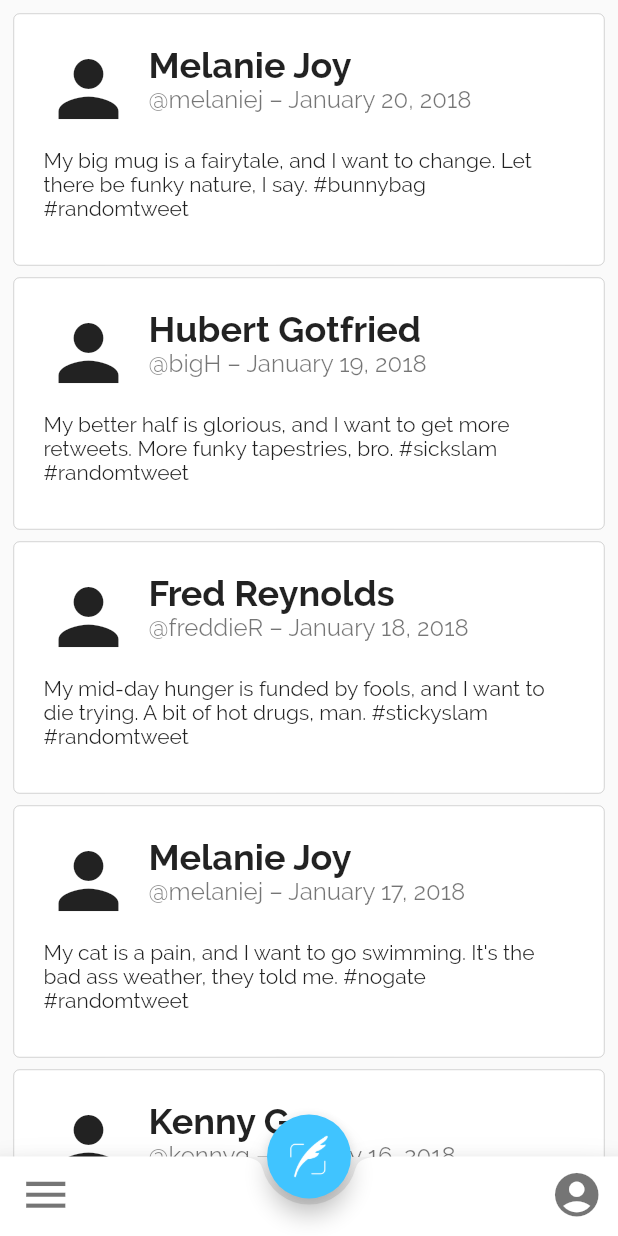
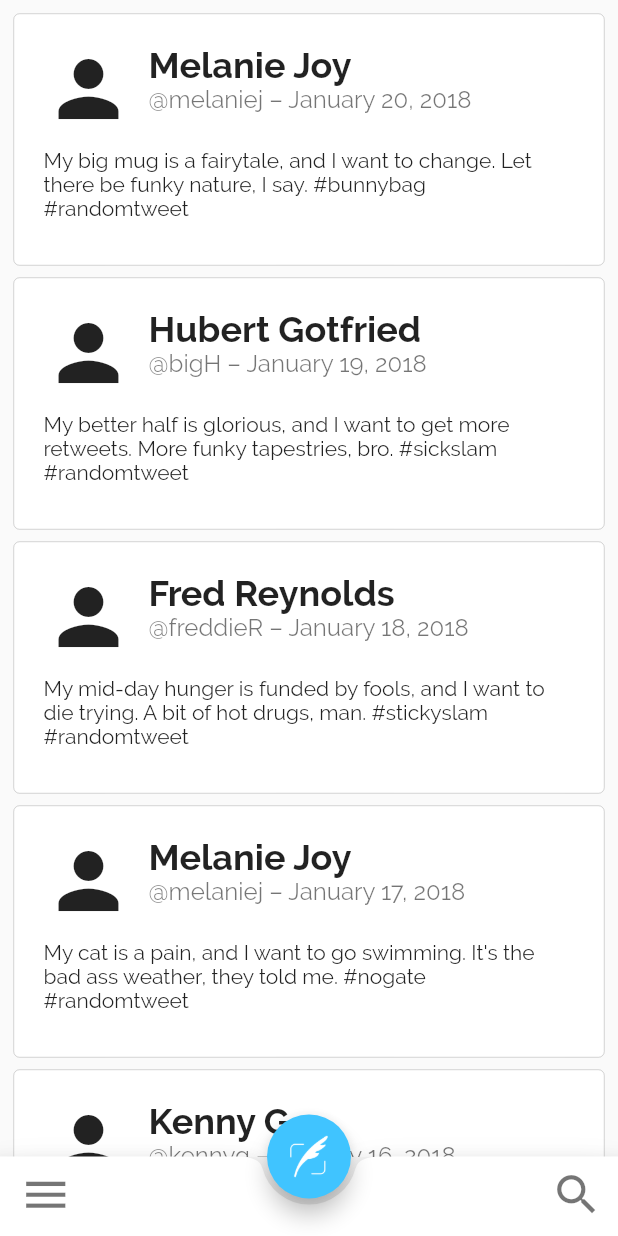
Before and after one commit to michaelgosling/twitter_md, a Flutter app: the screen it shows after launch, after a tap on the "menu" icon, on a phone screen of 412 x 824 dp. Run offline on Flutter 3.47's test engine with Material 2 defaults, Android fonts, the phone set to English and light mode, and no system bars.

Commit message:
Put TweetCard in it's own class file. Change account icon to search icon

```diff
--- /dev/null
+++ b/lib/TweetCard.dart
@@ -0,0 +1,89 @@
+import 'package:flutter/material.dart';
+import 'package:intl/intl.dart';
+
+import 'Tweet.dart';
+
+class TweetCard extends Card {
+  var tweetShape = RoundedRectangleBorder(
+    borderRadius: BorderRadius.circular(4),
+    side:
+        BorderSide(color: Colors.black38, width: 0.3, style: BorderStyle.solid),
+  );
+
+  final Tweet tweet;
+
+  TweetCard(this.tweet);
+
+  @override
+  Widget build(BuildContext context) {
+    var dateTimeDisplay;
+    if (tweet.dateTime.year < DateTime.now().year)
+      dateTimeDisplay = DateFormat.yMMMMd("en_US").format(tweet.dateTime);
+    else if (tweet.dateTime.month < DateTime.now().month)
+      dateTimeDisplay =
+          (DateTime.now().month - tweet.dateTime.month).toString() +
+              " months ago";
+    else if (tweet.dateTime.day < DateTime.now().day) {
+      var dayDiff = DateTime.now().day - tweet.dateTime.day;
+      if (dayDiff == 7)
+        dateTimeDisplay = "A week ago";
+      else if (dayDiff < 7)
+        dateTimeDisplay = tweet.dateTime.weekday;
+      else
+        dateTimeDisplay = dayDiff.toString() + " days ago";
+    } else if (tweet.dateTime.hour < DateTime.now().hour)
+      dateTimeDisplay =
+          (DateTime.now().hour - tweet.dateTime.hour).toString() + "h ago";
+    else {
+      if (tweet.dateTime.minute == DateTime.now().minute)
+        dateTimeDisplay = "Just now";
+      else
+        dateTimeDisplay =
+            (DateTime.now().minute - tweet.dateTime.minute).toString() +
+                "m ago";
+    }
+
+    return Card(
+        elevation: 0,
+        shape: tweetShape,
+        child: Padding(
+            padding: EdgeInsets.all(20),
+            child: Column(
+              children: <Widget>[
+                Row(
+                  mainAxisAlignment: MainAxisAlignment.start,
+                  crossAxisAlignment: CrossAxisAlignment.start,
+                  children: <Widget>[
+                    Padding(
+                      padding: EdgeInsets.fromLTRB(0, 0, 10, 0),
+                      child: Icon(Icons.person, size: 60),
+                    ),
+                    Column(
+                      mainAxisAlignment: MainAxisAlignment.start,
+                      crossAxisAlignment: CrossAxisAlignment.start,
+                      children: <Widget>[
+                        Text(
+                          tweet.name,
+                          style: TextStyle(
+                              fontSize: 24, fontWeight: FontWeight.w700),
+                          textAlign: TextAlign.start,
+                        ),
+                        Text(
+                          "@" + tweet.handle + " – " + dateTimeDisplay,
+                          style: TextStyle(fontSize: 16, color: Colors.black54),
+                          textAlign: TextAlign.start,
+                        )
+                      ],
+                    )
+                  ],
+                ),
+                Padding(
+                  padding: EdgeInsets.fromLTRB(0, 10, 0, 10),
+                  child: Text(tweet.message),
+                ),
+              ],
+            )
+        )
+    );
+  }
+}
--- a/lib/main.dart
+++ b/lib/main.dart
@@ -1,9 +1,9 @@
 import 'package:flutter/material.dart';
-import 'package:intl/intl.dart';
+
 import 'Tweet.dart';
+import 'TweetCard.dart';
 
 void main() => runApp(MyApp());
-
 
 var androidThemeData = ThemeData(
   primarySwatch: Colors.lightBlue,
@@ -14,84 +14,6 @@ var androidThemeData = ThemeData(
   primaryColorDark: Color.fromRGBO(130, 179, 201, 1),
   accentColor: Colors.lightBlueAccent,
 );
-
-
-class TweetCard extends Card {
-  var tweetShape = RoundedRectangleBorder(
-    borderRadius: BorderRadius.circular(4),
-    side: BorderSide(
-        color: Colors.black38,
-        width: 0.3,
-        style: BorderStyle.solid),
-  );
-
-  final Tweet tweet;
-
-  TweetCard(this.tweet);
-
-  @override
-  Widget build(BuildContext context) {
-    var dateTimeDisplay;
-    if (tweet.dateTime.year < DateTime.now().year)
-      dateTimeDisplay = DateFormat.yMMMMd("en_US").format(tweet.dateTime);
-    else if (tweet.dateTime.month < DateTime.now().month)
-      dateTimeDisplay = (DateTime.now().month - tweet.dateTime.month).toString() + " months ago";
-    else if (tweet.dateTime.day < DateTime.now().day) {
-      var dayDiff = DateTime.now().day-tweet.dateTime.day;
-      if (dayDiff == 7)
-        dateTimeDisplay = "A week ago";
-      else if (dayDiff < 7)
-        dateTimeDisplay = tweet.dateTime.weekday;
-      else
-        dateTimeDisplay = dayDiff.toString() + " days ago";
-    } else if (tweet.dateTime.hour < DateTime.now().hour)
-      dateTimeDisplay = (DateTime.now().hour - tweet.dateTime.hour).toString() + "h ago";
-    else {
-      if (tweet.dateTime.minute == DateTime.now().minute)
-        dateTimeDisplay = "Just now";
-      else
-        dateTimeDisplay = (DateTime.now().minute - tweet.dateTime.minute).toString() + "m ago";
-    }
-
-    return Card(
-        elevation: 0,
-        shape: tweetShape,
-        child: Padding(
-            padding: EdgeInsets.all(20),
-            child: Column(
-              children: <Widget>[
-                Row(
-                  mainAxisAlignment: MainAxisAlignment.start,
-                  crossAxisAlignment: CrossAxisAlignment.start,
-                  children: <Widget>[
-                    Padding(
-                      padding: EdgeInsets.fromLTRB(0, 0, 10, 0),
-                      child: Icon(Icons.person, size: 60),
-                    ),
-                    Column(
-                      mainAxisAlignment: MainAxisAlignment.start,
-                      crossAxisAlignment: CrossAxisAlignment.start,
-                      children: <Widget>[
-                        Text(
-                          tweet.name,
-                          style: TextStyle(
-                              fontSize: 24, fontWeight: FontWeight.w700),
-                          textAlign: TextAlign.start,
-                        ),
-                        Text("@" + tweet.handle + " – " + dateTimeDisplay,
-                            style: TextStyle(fontSize: 16, color: Colors.black54), textAlign: TextAlign.start,)
-                      ],
-                    )
-                  ],
-                ),
-                Padding(
-                  padding: EdgeInsets.fromLTRB(0, 10, 0, 10),
-                  child: Text(tweet.message),
-                ),
-              ],
-            )));
-  }
-}
 
 class MyApp extends StatelessWidget {
   // This widget is the root of your application.
@@ -118,21 +40,45 @@ class Feed extends StatefulWidget {
 class _FeedState extends State<Feed> {
   // Fake random tweets courtesy of http://rasmusrasmussen.com/rtweets/
   var tweets = [
-    new Tweet("Melanie Joy", "melaniej", DateTime.utc(2018, DateTime.january, 20, 0, 0, 0, 0, 0),
+    new Tweet(
+        "Melanie Joy",
+        "melaniej",
+        DateTime.utc(2018, DateTime.january, 20, 0, 0, 0, 0, 0),
         "My big mug is a fairytale, and I want to change. Let there be funky nature, I say. #bunnybag #randomtweet"),
-    new Tweet("Hubert Gotfried", "bigH", DateTime.utc(2018, DateTime.january, 19, 0, 0, 0, 0, 0),
+    new Tweet(
+        "Hubert Gotfried",
+        "bigH",
+        DateTime.utc(2018, DateTime.january, 19, 0, 0, 0, 0, 0),
         "My better half is glorious, and I want to get more retweets. More funky tapestries, bro. #sickslam #randomtweet"),
-    new Tweet("Fred Reynolds", "freddieR", DateTime.utc(2018, DateTime.january, 18, 0, 0, 0, 0, 0),
+    new Tweet(
+        "Fred Reynolds",
+        "freddieR",
+        DateTime.utc(2018, DateTime.january, 18, 0, 0, 0, 0, 0),
         "My mid-day hunger is funded by fools, and I want to die trying. A bit of hot drugs, man. #stickyslam #randomtweet"),
-    new Tweet("Melanie Joy", "melaniej", DateTime.utc(2018, DateTime.january, 17, 0, 0, 0, 0, 0),
+    new Tweet(
+        "Melanie Joy",
+        "melaniej",
+        DateTime.utc(2018, DateTime.january, 17, 0, 0, 0, 0, 0),
         "My cat is a pain, and I want to go swimming. It's the bad ass weather, they told me. #nogate #randomtweet"),
-    new Tweet("Kenny G", "kennyg", DateTime.utc(2018, DateTime.january, 16, 0, 0, 0, 0, 0),
+    new Tweet(
+        "Kenny G",
+        "kennyg",
+        DateTime.utc(2018, DateTime.january, 16, 0, 0, 0, 0, 0),
         "My game is so robust, and I want to run a marathon. It's the thirsty dates, politically. #flasheats #randomtweet"),
-    new Tweet("Big Mart™", "capitalism", DateTime.utc(2018, DateTime.january, 15, 0, 0, 0, 0, 0),
+    new Tweet(
+        "Big Mart™",
+        "capitalism",
+        DateTime.utc(2018, DateTime.january, 15, 0, 0, 0, 0, 0),
         "Why waste your money when you don't have to? Today's deal: Milk \$2. #LowPricesEveryDay"),
-    new Tweet("Local Grocery", "localgrocer", DateTime.utc(2018, DateTime.january, 15, 0, 0, 0, 0, 0),
+    new Tweet(
+        "Local Grocery",
+        "localgrocer",
+        DateTime.utc(2018, DateTime.january, 15, 0, 0, 0, 0, 0),
         "We've got milk on for a whopping low price of \$3, come on down and support local #local #milk"),
-    new Tweet("Melanie Joy", "melaniej", DateTime.utc(2018, DateTime.january, 15, 0, 0, 0, 0, 0),
+    new Tweet(
+        "Melanie Joy",
+        "melaniej",
+        DateTime.utc(2018, DateTime.january, 15, 0, 0, 0, 0, 0),
         "My job is getting old, and I want to pluck a cactus. A hint of casual tapestries, you see. #healthydiet #randomtweet"),
   ];
 
@@ -141,14 +87,15 @@ class _FeedState extends State<Feed> {
     return Scaffold(
       floatingActionButton: new FloatingActionButton(
         backgroundColor: androidThemeData.accentColor,
-        child: const ImageIcon(AssetImage("icons/post_button.png"), color: Colors.white, size: 50),
+        child: const ImageIcon(AssetImage("icons/post_button.png"),
+            color: Colors.white, size: 50),
         onPressed: () {},
       ),
       floatingActionButtonLocation: FloatingActionButtonLocation.centerDocked,
       body: ListView.builder(
         padding: EdgeInsets.all(5),
         itemCount: tweets.length,
-              itemBuilder: (BuildContext context, int index){
+        itemBuilder: (BuildContext context, int index) {
           if (index == 0)
             return SafeArea(child: new TweetCard(tweets[index]));
           else
@@ -165,11 +112,16 @@ class _FeedState extends State<Feed> {
                 mainAxisSize: MainAxisSize.max,
                 mainAxisAlignment: MainAxisAlignment.spaceBetween,
                 children: <Widget>[
-              IconButton(icon: Icon(Icons.menu, size: 35, color: Colors.black54), onPressed: (){},),
-              IconButton(icon: Icon(Icons.account_circle, size: 35, color: Colors.black54), onPressed: (){},),
+                  IconButton(
+                    icon: Icon(Icons.menu, size: 35, color: Colors.black54),
+                    onPressed: () {},
+                  ),
+                  IconButton(
+                    icon: Icon(Icons.search, size: 35, color: Colors.black54),
+                    onPressed: () {},
+                  ),
                 ],
-          ))
-      ), // This trailing comma makes auto-formatting nicer for build methods.
+              ))), // This trailing comma makes auto-formatting nicer for build methods.
     );
   }
 }
```
Lines whose indentation alone changed are shown as unchanged.
